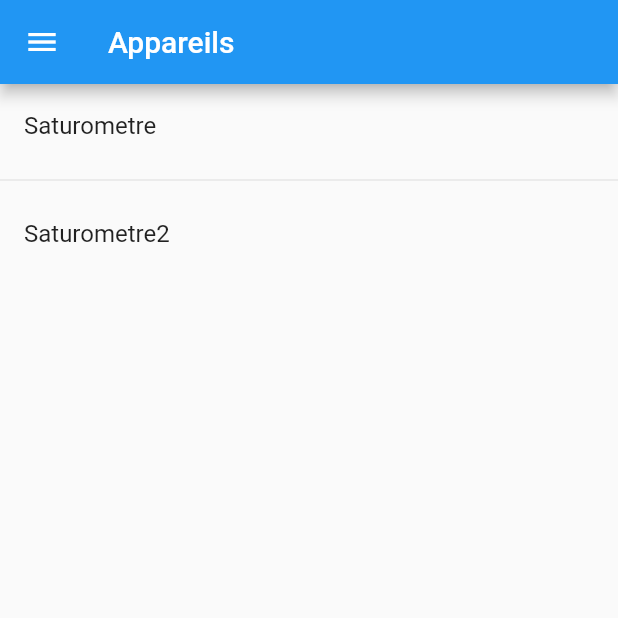
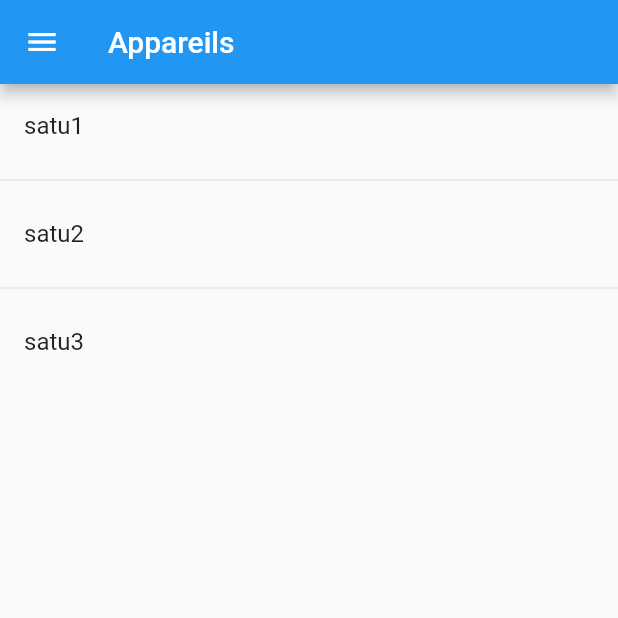
Before and after one commit to Blue-Nour/satu_app, a Flutter app: the Devices screen opened by its route, on a phone screen of 412 x 824 dp, the top half of it. Run offline on Flutter 3.47's test engine with Material 2 defaults, Android fonts, the phone set to English and light mode, and no system bars; our stand-ins replace sprintf.

Commit message:
Json parsing succeded

```diff
--- a/assets/Appareils.json
+++ b/assets/Appareils.json
@@ -1,6 +1,3 @@
-{
-    "devices":
-        [{"id": 1,"name":"satu1","category":"saturometre","IP":"123.124.123.124"},
-        {"id": 2,"name":"satu2","category":"saturometre","IP":"123.125.123.124"}],
-    "scenarios":""
-}
+        [{"id": 1,"name":"satu1","category":"saturometre","ip":"123.124.123.124"},
+        {"id": 2,"name":"satu2","category":"saturometre","ip":"123.125.123.124"},
+        {"id": 2,"name":"satu3","category":"saturometre","ip":"123.145.123.124"}]
--- a/lib/devices.dart
+++ b/lib/devices.dart
@@ -1,27 +1,9 @@
 import 'package:flutter/material.dart';
+import 'package:satu_app/datajson.dart';
 import 'package:satu_app/menu.dart';
 
-class Devices extends StatefulWidget {
+class Devices extends StatelessWidget {
   @override
-  DevicesState createState() => DevicesState();
-}
-
-class DevicesState extends State<Devices> {
-  var _listAppareils = ['Saturometre', 'Saturometre2'];
-
-  Widget _DevicesListView(BuildContext context) {
-    return ListView.separated(
-        itemCount: _listAppareils.length,
-        itemBuilder: (context, index) {
-          return ListTile(
-            title: Text(_listAppareils[index]),
-          );
-        },
-        separatorBuilder: (context, index) {
-          return Divider();
-        });
-  }
-
   Widget build(BuildContext context) {
     return Scaffold(
         appBar: AppBar(
@@ -38,6 +20,43 @@ class DevicesState extends State<Devices> {
             ),
           ),
         ),
-        body: _DevicesListView(context));
+        body: Center(
+          child: FutureBuilder<List>(
+              future: fetchjson(),
+              builder: (context, snapshot) {
+                switch (snapshot.connectionState) {
+                  case ConnectionState.waiting:
+                    return Center(child: CircularProgressIndicator());
+                  default:
+                    if (snapshot.hasError) {
+                      return Text('Error');
+                    } else {
+                      var items = snapshot.data as List<ListDevices>;
+                      return DevList(
+                        listAppareils: items,
+                      );
+                    }
+                }
+              }),
+        ));
   }
 }
+
+class DevList extends StatelessWidget {
+  final List<ListDevices> listAppareils;
+
+  DevList({Key? key, required this.listAppareils}) : super(key: key);
+  @override
+  Widget build(BuildContext context) {
+    return ListView.separated(
+        itemCount: listAppareils == null ? 0 : listAppareils.length,
+        itemBuilder: (context, int index) {
+          return ListTile(
+            title: Text(listAppareils[index].name),
+          );
+        },
+        separatorBuilder: (context, index) {
+          return Divider();
+        });
+  }
+}
--- a/pubspec.yaml
+++ b/pubspec.yaml
@@ -90,4 +90,3 @@ flutter:
   # see https://flutter.dev/custom-fonts/#from-packages
   assets:
     - assets/Appareils.json
-    - assets/Scenarios.json
```
Also changed, not shown: lib/dashboard.dart (+49 -1 lines), lib/datajson.dart (+4 -4 lines).
